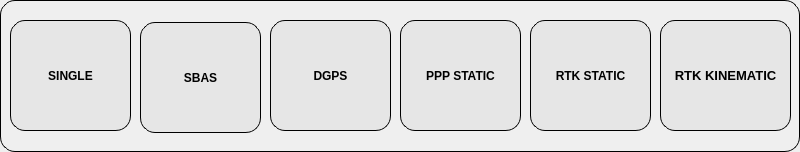
This is RTKBASE/options1.ui in Francklin2/RTKLIB_Touchscreen_GUI as Qt 5 draws it before an edit. The edited form follows.
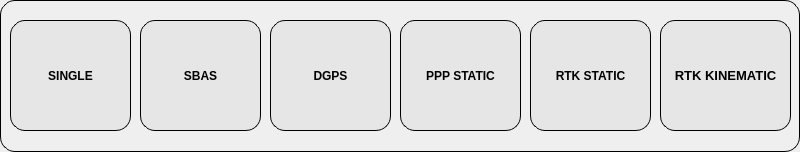
This is the edited form.

Patch:
```diff
--- a/RTKBASE/options1.ui
+++ b/RTKBASE/options1.ui
@@ -143,7 +143,7 @@
    <property name="geometry">
     <rect>
      <x>140</x>
-     <y>22</y>
+     <y>20</y>
      <width>121</width>
      <height>111</height>
     </rect>
```
